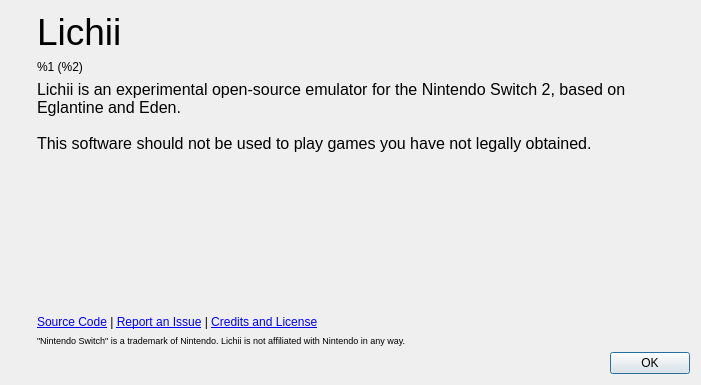
Spikol02/Nyamu, file src/yuzu/aboutdialog.ui: the form before one commit.
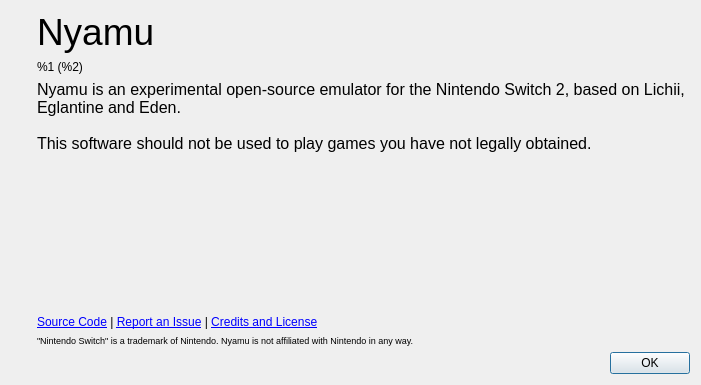
The form after the commit. Icons and pictures are not drawn.

Commit message: Call the emulator Nyamu in its windows and dialogs

Patch:
```diff
--- a/src/yuzu/aboutdialog.ui
+++ b/src/yuzu/aboutdialog.ui
@@ -69,7 +69,7 @@
           </sizepolicy>
          </property>
          <property name="text">
-          <string>&lt;html&gt;&lt;head/&gt;&lt;body&gt;&lt;p&gt;&lt;span style=&quot; font-size:28pt;&quot;&gt;Lichii&lt;/span&gt;&lt;/p&gt;&lt;/body&gt;&lt;/html&gt;</string>
+          <string>&lt;html&gt;&lt;head/&gt;&lt;body&gt;&lt;p&gt;&lt;span style=&quot; font-size:28pt;&quot;&gt;Nyamu&lt;/span&gt;&lt;/p&gt;&lt;/body&gt;&lt;/html&gt;</string>
          </property>
         </widget>
        </item>
@@ -102,7 +102,7 @@
 li.unchecked::marker { content: &quot;\2610&quot;; }
 li.checked::marker { content: &quot;\2612&quot;; }
 &lt;/style&gt;&lt;/head&gt;&lt;body style=&quot; font-family:'Noto Sans'; font-size:9pt; font-weight:400; font-style:normal;&quot;&gt;
-&lt;p style=&quot; margin-top:0px; margin-bottom:0px; margin-left:0px; margin-right:0px; -qt-block-indent:0; text-indent:0px;&quot;&gt;&lt;span style=&quot; font-family:'MS Shell Dlg 2'; font-size:12pt;&quot;&gt;Lichii is an experimental open-source emulator for the Nintendo Switch 2, based on Eglantine and Eden. &lt;br /&gt;&lt;br /&gt;This software should not be used to play games you have not legally obtained.&lt;/span&gt;&lt;/p&gt;&lt;/body&gt;&lt;/html&gt;</string>
+&lt;p style=&quot; margin-top:0px; margin-bottom:0px; margin-left:0px; margin-right:0px; -qt-block-indent:0; text-indent:0px;&quot;&gt;&lt;span style=&quot; font-family:'MS Shell Dlg 2'; font-size:12pt;&quot;&gt;Nyamu is an experimental open-source emulator for the Nintendo Switch 2, based on Lichii, Eglantine and Eden. &lt;br /&gt;&lt;br /&gt;This software should not be used to play games you have not legally obtained.&lt;/span&gt;&lt;/p&gt;&lt;/body&gt;&lt;/html&gt;</string>
          </property>
          <property name="alignment">
           <set>Qt::AlignmentFlag::AlignLeading|Qt::AlignmentFlag::AlignLeft|Qt::AlignmentFlag::AlignVCenter</set>
@@ -144,7 +144,7 @@
           </sizepolicy>
          </property>
          <property name="text">
-          <string>&lt;html&gt;&lt;head/&gt;&lt;body&gt;&lt;p&gt;&lt;span style=&quot; font-size:7pt;&quot;&gt;&amp;quot;Nintendo Switch&amp;quot; is a trademark of Nintendo. Lichii is not affiliated with Nintendo in any way.&lt;/span&gt;&lt;/p&gt;&lt;/body&gt;&lt;/html&gt;</string>
+          <string>&lt;html&gt;&lt;head/&gt;&lt;body&gt;&lt;p&gt;&lt;span style=&quot; font-size:7pt;&quot;&gt;&amp;quot;Nintendo Switch&amp;quot; is a trademark of Nintendo. Nyamu is not affiliated with Nintendo in any way.&lt;/span&gt;&lt;/p&gt;&lt;/body&gt;&lt;/html&gt;</string>
          </property>
         </widget>
        </item>
```
Left out of the diff: 2 changed lines with no effect on the pictures. The commit also changes 18 other files.
